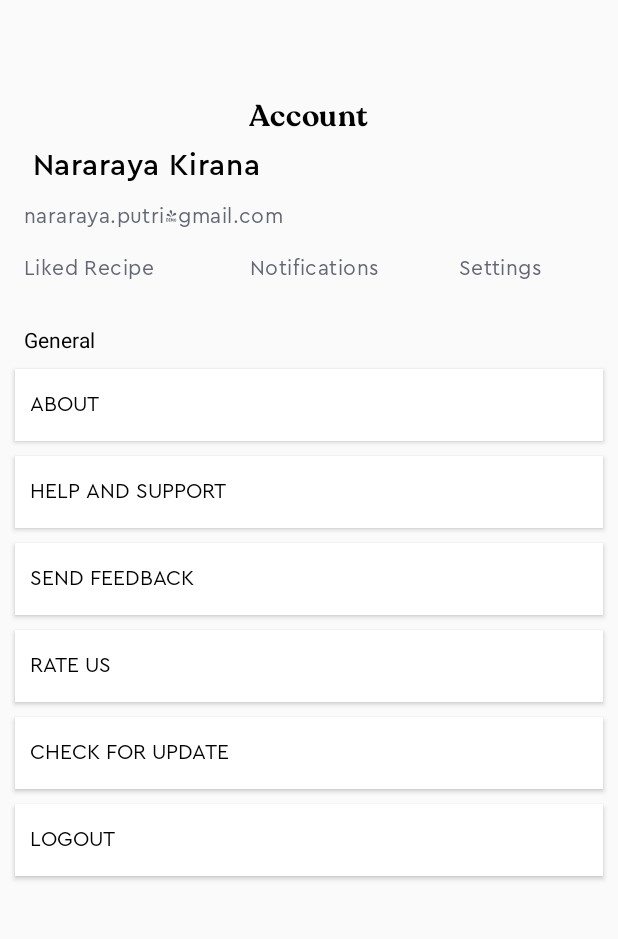
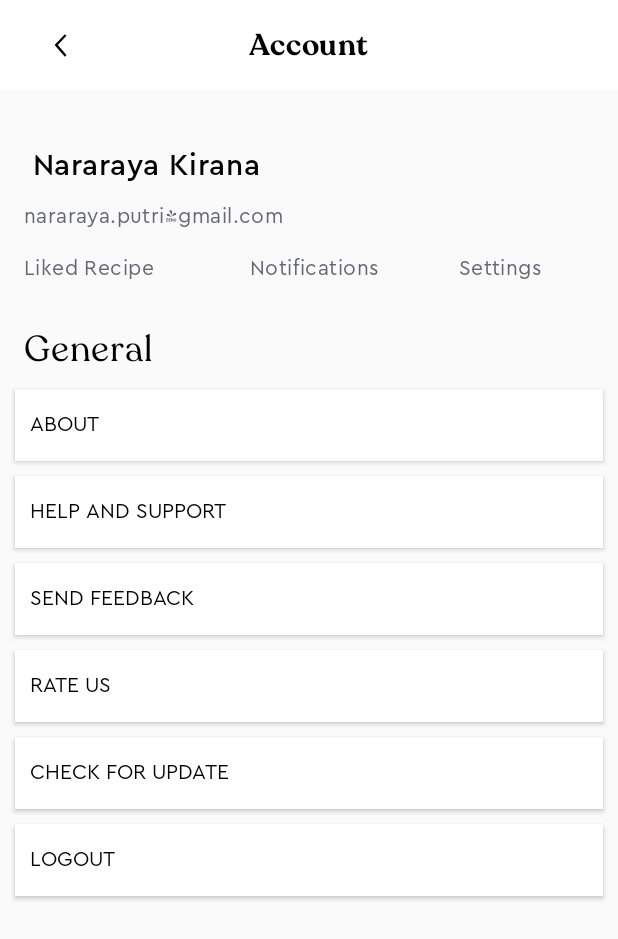
Before and after one commit to HenrryBT/mallika-cookbook-app, an Android app: the AccountActivity screen opened directly, with no data from a screen before it, on a phone screen of 412 x 824 dp. Shown: the top 939 px of the screen. Run offline under Robolectric (Android 15) with nearby library versions, the phone set to English and light mode, and no system bars.

Commit message:
Account in better process

```diff
--- a/app/src/main/AndroidManifest.xml
+++ b/app/src/main/AndroidManifest.xml
@@ -14,7 +14,8 @@
 
         <activity
             android:name=".AccountActivity"
-            android:exported="false">
+            android:exported="false"
+            android:theme="@style/Theme.MallikaRecipeApp.NoActionBar">
 
             <meta-data
                 android:name="android.app.lib_name"
--- a/app/src/main/java/com/grupo1/mallikarecipeapp/AccountActivity.java
+++ b/app/src/main/java/com/grupo1/mallikarecipeapp/AccountActivity.java
@@ -3,6 +3,7 @@ package com.grupo1.mallikarecipeapp;
 import androidx.appcompat.app.AppCompatActivity;
 
 import android.os.Bundle;
+import android.view.View;
 
 public class AccountActivity extends AppCompatActivity {
 
@@ -10,5 +11,7 @@ public class AccountActivity extends AppCompatActivity {
     protected void onCreate(Bundle savedInstanceState) {
         super.onCreate(savedInstanceState);
         setContentView(R.layout.activity_account);
+
+        getWindow().getDecorView().setSystemUiVisibility(View.SYSTEM_UI_FLAG_LIGHT_STATUS_BAR);
     }
 }
--- a/app/src/main/res/drawable/chevron_circle_left.xml
+++ b/app/src/main/res/drawable/chevron_circle_left.xml
@@ -1,6 +1,6 @@
 <vector xmlns:android="http://schemas.android.com/apk/res/android"
-    android:width="20dp"
-    android:height="20dp"
+    android:width="24dp"
+    android:height="24dp"
     android:viewportWidth="20"
     android:viewportHeight="20">
   <path
--- a/app/src/main/res/layout/activity_account.xml
+++ b/app/src/main/res/layout/activity_account.xml
@@ -5,6 +5,39 @@
     android:layout_width="match_parent"
     android:layout_height="match_parent"
     tools:context=".AccountActivity">
+
+    <androidx.constraintlayout.widget.ConstraintLayout
+        android:layout_width="match_parent"
+        android:layout_height="60dp"
+        android:background="@color/white"
+        app:layout_constraintEnd_toEndOf="parent"
+        app:layout_constraintStart_toStartOf="parent"
+        app:layout_constraintTop_toTopOf="parent">
+
+        <Button
+            android:id="@+id/btn_back_account"
+            style="?android:attr/borderlessButtonStyle"
+            android:layout_width="60dp"
+            android:layout_height="60dp"
+            android:layout_marginStart="@dimen/space"
+            android:contentDescription="Back button"
+            android:drawableLeft="@drawable/chevron_circle_left"
+            app:layout_constraintBottom_toBottomOf="parent"
+            app:layout_constraintStart_toStartOf="parent"
+            app:layout_constraintTop_toTopOf="parent" />
+
+        <TextView
+            style="@style/main_title_recoleta"
+            android:layout_width="wrap_content"
+            android:layout_height="wrap_content"
+            android:layout_marginTop="16dp"
+            android:layout_marginBottom="16dp"
+            android:text="Account"
+            app:layout_constraintBottom_toBottomOf="parent"
+            app:layout_constraintEnd_toEndOf="parent"
+            app:layout_constraintStart_toStartOf="parent"
+            app:layout_constraintTop_toTopOf="parent" />
+    </androidx.constraintlayout.widget.ConstraintLayout>
 
     <TextView
         android:id="@+id/textView3"
@@ -16,16 +49,6 @@
         android:text="nararaya.putri@gmail.com"
         app:layout_constraintStart_toStartOf="parent"
         app:layout_constraintTop_toBottomOf="@+id/textView2" />
-
-    <TextView
-        style="@style/main_title_recoleta"
-        android:layout_width="wrap_content"
-        android:layout_height="wrap_content"
-        android:layout_marginTop="64dp"
-        android:text="Account"
-        app:layout_constraintEnd_toEndOf="parent"
-        app:layout_constraintStart_toStartOf="parent"
-        app:layout_constraintTop_toTopOf="parent" />
 
     <TextView
         android:id="@+id/textView2"
@@ -40,6 +63,7 @@
 
     <TextView
         android:id="@+id/textView7"
+        style="@style/home_title_recoleta"
         android:layout_width="wrap_content"
         android:layout_height="wrap_content"
         android:layout_marginStart="16dp"
--- a/app/src/main/res/values/styles.xml
+++ b/app/src/main/res/values/styles.xml
@@ -182,11 +182,7 @@
     <!-- Buttons-->
 
     <style name="button_back">
-        <item name="android:layout_margin">10dp</item>
         <item name="android:background">@color/white</item>
-        <item name="android:textAlignment">center</item>
-        <item name="android:textColor">@color/grey_600</item>
-        <item name="android:paddingVertical">20dp</item>
     </style>
 
     <style name="button_profile">
--- a/app/src/main/res/values/themes.xml
+++ b/app/src/main/res/values/themes.xml
@@ -2,7 +2,7 @@
     <!-- Base application theme. -->
     <style name="Theme.MallikaRecipeApp" parent="Theme.AppCompat.Light.NoActionBar">
         <!-- Primary brand color. -->
-        <item name="colorPrimary">@color/black</item>
+        <item name="colorPrimary">@color/white</item>
         <item name="colorPrimaryVariant">@color/black</item>
         <item name="colorOnPrimary">@color/white</item>
         <!-- Secondary brand color. -->
@@ -10,7 +10,8 @@
         <item name="colorSecondaryVariant">@color/black</item>
         <item name="colorOnSecondary">@color/black</item>
         <!-- Status bar color. -->
-        <item name="android:statusBarColor">?attr/colorPrimaryVariant</item>
+        <item name="android:statusBarColor">?attr/colorPrimary</item>
+        <item name="android:windowLightStatusBar">true</item>
         <!-- Customize your theme here. -->
 
     </style>
```
